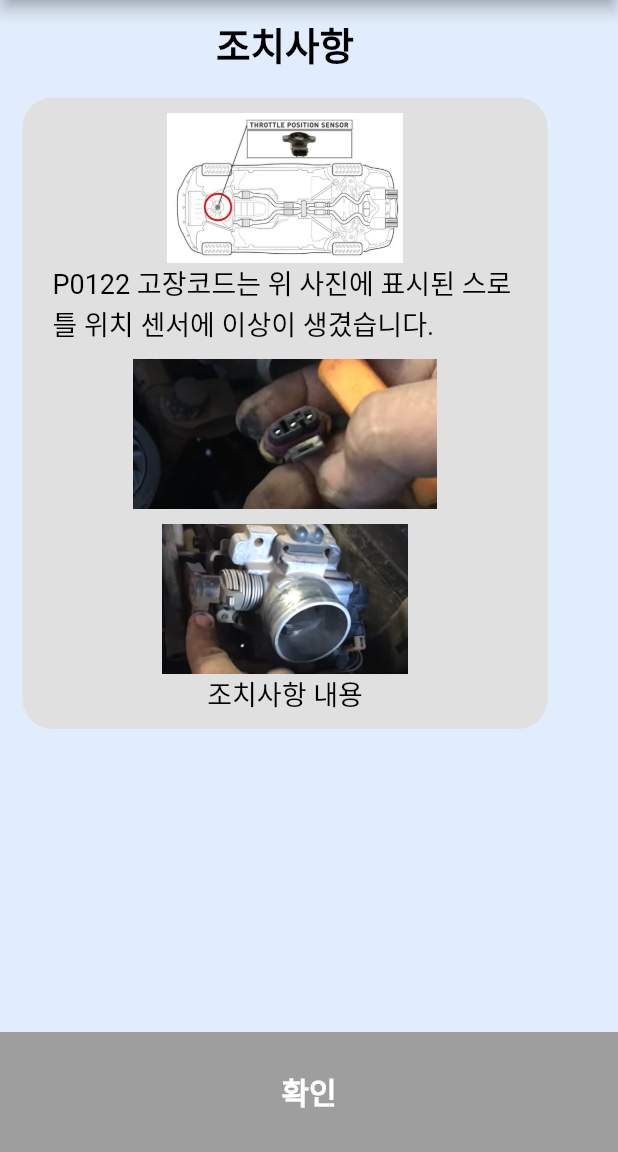
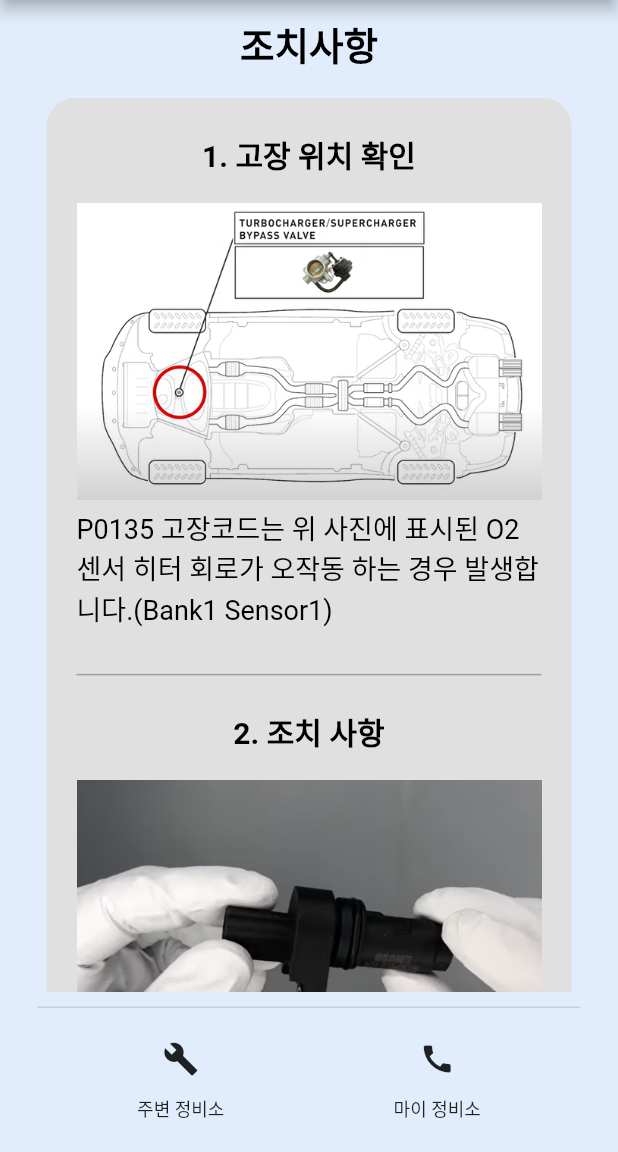
Before and after one commit to Safe-Drive-Save-Life/SDSL-App, a Flutter app: the Action2 screen opened directly, on a phone screen of 412 x 824 dp, the part 84-1236 px from its top. Run offline on Flutter 3.47's test engine with Material 2 defaults, Android fonts, the phone set to English and light mode, and no system bars; our stand-ins replace firebase_core, firebase_messaging, flutter_local_notifications, geolocator, get; accounts and stored records are empty.

Commit message:
#24 조치사항 추가, 사진-글 padding 수정

```diff
--- a/SDSL/lib/pages/action/action1.dart
+++ b/SDSL/lib/pages/action/action1.dart
@@ -72,6 +72,9 @@ class _Action1State extends State<Action1> {
                           'assets/images/P0035_1.png',
                           fit: BoxFit.fitWidth,
                         ),
+
+                        SizedBox(height: 5.0),
+
                         Text(
                           'P0035 고장코드는 위 사진에 표시된 터보차저나 슈퍼차저 바이패스 밸브 A에 이상이 생긴 경우 발생합니다.',
                           style: TextStyle(
@@ -105,6 +108,9 @@ class _Action1State extends State<Action1> {
                           'assets/images/P0125_1.png',
                           fit: BoxFit.fitWidth,
                         ),
+
+                        SizedBox(height: 5.0),
+
                         Text(
                           '1) ECT 센서를 확인해봐야 해요. 센서 위치는 대부분 차량의 실린더 헤드 내부에 온도 조절기 근처에 위치해 있어요.',
                           style: TextStyle(
@@ -112,12 +118,16 @@ class _Action1State extends State<Action1> {
                             color: Colors.black,
                           ),
                         ),
+
                         SizedBox(height: 10.0),
 
                         Image.asset(
                           'assets/images/P0125_2.png',
                           fit: BoxFit.fitWidth,
                         ),
+
+                        SizedBox(height: 5.0),
+
                         Text(
                           '2) ECT 센서를 엔진에서 분리해요.',
                           style: TextStyle(
@@ -132,6 +142,9 @@ class _Action1State extends State<Action1> {
                           'assets/images/P0125_3.png',
                           fit: BoxFit.fitWidth,
                         ),
+
+                        SizedBox(height: 5.0),
+
                         Text(
                           '3) 센서의 저항값을 측정하기 위해 멀티미터를 준비해요.',
                           style: TextStyle(
@@ -146,6 +159,9 @@ class _Action1State extends State<Action1> {
                           'assets/images/P0125_4.png',
                           fit: BoxFit.fitWidth,
                         ),
+
+                        SizedBox(height: 5.0),
+
                         Text(
                           '4) 섭씨온도 20도 기준으로 2000Ω ~ 3000Ω 의 저항값을 나오는지 확인 후 범위안에 값을 가지지 않는 경우 ECT 센서를 교체해주세요.',
                           style: TextStyle(
@@ -154,7 +170,7 @@ class _Action1State extends State<Action1> {
                           ),
                         ),
 
-                        SizedBox(height: 10.0),
+                        SizedBox(height: 5.0),
 
                         Text(
                           '5) 만약 측정 시 정상값의 범위의 결과가 나온다면 아래의 조치 방법을 확인해주세요.',
@@ -170,6 +186,9 @@ class _Action1State extends State<Action1> {
                           'assets/images/P0125_8.png',
                           fit: BoxFit.fitWidth,
                         ),
+
+                        SizedBox(height: 5.0),
+
                         Text(
                           '6) 엔진의 온도 조절기를 교체해야 해요. 대부분의 차량의 실린더 헤드 상단의 워터펌프 주변에 위치해있어요.',
                           style: TextStyle(
@@ -184,6 +203,9 @@ class _Action1State extends State<Action1> {
                           'assets/images/P0125_5.png',
                           fit: BoxFit.fitWidth,
                         ),
+
+                        SizedBox(height: 5.0),
+
                         Text(
                           '7) 그림과 같이 생긴 온도조절기를 엔진에서 제거해요.',
                           style: TextStyle(
@@ -198,6 +220,9 @@ class _Action1State extends State<Action1> {
                           'assets/images/P0125_6.png',
                           fit: BoxFit.fitWidth,
                         ),
+
+                        SizedBox(height: 5.0),
+
                         Text(
                           '8) 새로운 엔진 조절기를 준비하여 그림과 같은 방향으로 엔진에 장착해요.',
                           style: TextStyle(
@@ -212,6 +237,9 @@ class _Action1State extends State<Action1> {
                           'assets/images/P0125_7.png',
                           fit: BoxFit.fitWidth,
                         ),
+
+                        SizedBox(height: 5.0),
+
                         Text(
                           '9) 또한 Jiggle 밸브의 방향이 그림과 같이 위를 바라보게 해주세요.',
                           style: TextStyle(
--- a/SDSL/lib/pages/action/action2.dart
+++ b/SDSL/lib/pages/action/action2.dart
@@ -1,4 +1,5 @@
 import 'package:flutter/material.dart';
+import '../../buttons/nearCarcenterBtn.dart';
 
 class Action2 extends StatefulWidget {
   @override
@@ -41,9 +42,10 @@ class _Action2State extends State<Action2> {
 
             Expanded(
               child: SingleChildScrollView(
+                child: Center(
                   child: Container(
                     width: 350,
-                  padding: EdgeInsets.symmetric(horizontal: 20.0), // 좌우 패딩 맞춤
+                    padding: EdgeInsets.symmetric(horizontal: 20.0),
                     decoration: BoxDecoration(
                       color: Color(0xffe0e0e0),
                       borderRadius: BorderRadius.circular(20),
@@ -51,70 +53,206 @@ class _Action2State extends State<Action2> {
                     child: Column(
                       children: <Widget>[
                         // 조치사항 내용
-                      SizedBox(height: 10.0),
+                        SizedBox(height: 30.0),
 
-                      Image.asset('assets/images/P0122_1.png',
-                          width:330,
-                          height:100),
                         Text(
-                        'P0122 고장코드는 위 사진에 표시된 스로틀 위치 센서에 이상이 생겼습니다.',
+                          '1. 고장 위치 확인',
+                          textAlign: TextAlign.left,
+                          style: TextStyle(
+                            fontSize: 20,
+                            fontWeight: FontWeight.bold,
+                            color: Colors.black,
+                            height: 1.0,
+                          ),
+                        ),
+
+                        SizedBox(height: 20.0),
+
+                        Image.asset(
+                          'assets/images/P0035_1.png',
+                          fit: BoxFit.fitWidth,
+                        ),
+
+                        SizedBox(height: 5.0),
+
+                        Text(
+                          'P0135 고장코드는 위 사진에 표시된 O2 센서 히터 회로가 오작동 하는 경우 발생합니다.(Bank1 Sensor1)',
                           style: TextStyle(
                             fontSize: 18,
                             color: Colors.black,
                           ),
                         ),
-                      SizedBox(height: 10.0), // 내용 간의 간격을 조절할 수 있습니다.
+                        SizedBox(height: 30.0),
 
-                      Image.asset('assets/images/P0122_2.png',
-                          width:330,
-                          height:100),
+                        Container(
+                          height: 1.0,
+                          color: Colors.grey,
+                        ),
 
-                      SizedBox(height: 10.0),
-
-                      Image.asset('assets/images/P0122_3.png',
-                          width:330,
-                          height:100),
+                        SizedBox(height: 30.0),
 
                         Text(
-                        '조치사항 내용',
+                          '2. 조치 사항',
+                          textAlign: TextAlign.left,
+                          style: TextStyle(
+                            fontSize: 20,
+                            fontWeight: FontWeight.bold,
+                            color: Colors.black,
+                            height: 1.0,
+                          ),
+                        ),
+
+                        SizedBox(height: 20.0),
+
+                        Image.asset(
+                          'assets/images/P0335_2.png',
+                          fit: BoxFit.fitWidth,
+                        ),
+
+                        SizedBox(height: 5.0),
+
+                        Text(
+                          '1) 크랭크축의 위치 센서를 찾아야해요. 보통 엔진의 앞쪽 하단의 위치해 있어요.',
                           style: TextStyle(
                             fontSize: 18,
                             color: Colors.black,
                           ),
                         ),
                         SizedBox(height: 10.0),
-                      // 추가적인 조치사항 내용을 넣어주세요.
+
+                        Image.asset(
+                          'assets/images/P0335_2.png',
+                          fit: BoxFit.fitWidth,
+                        ),
+
+                        SizedBox(height: 5.0),
+
+                        Text(
+                          '2) 크랭크축 위치 센서를 조심스럽게 탈거해요.',
+                          style: TextStyle(
+                            fontSize: 18,
+                            color: Colors.black,
+                          ),
+                        ),
+
+                        SizedBox(height: 5.0),
+
+                        Text(
+                          '+) 그리고 센서가 오염되지 않았는지 확인해주세요',
+                          style: TextStyle(
+                            fontSize: 18,
+                            color: Colors.black,
+                          ),
+                        ),
+
+                        SizedBox(height: 10.0),
+
+                        Image.asset(
+                          'assets/images/P0335_3.png',
+                          fit: BoxFit.fitWidth,
+                        ),
+
+                        SizedBox(height: 5.0),
+
+                        Text(
+                          '3) 센서의 저항을 측정하기 위하여 멀티미터를 준비합니다.',
+                          style: TextStyle(
+                            fontSize: 18,
+                            color: Colors.black,
+                          ),
+                        ),
+
+                        SizedBox(height: 10.0),
+
+                        Image.asset(
+                          'assets/images/P0335_4.png',
+                          fit: BoxFit.fitWidth,
+                        ),
+
+                        SizedBox(height: 5.0),
+
+                        Text(
+                          '4) 센서의 저항값이 차량의 권장 저항값의 범위와 다른 경우 교체를 해야합니다.',
+                          style: TextStyle(
+                            fontSize: 18,
+                            color: Colors.black,
+                          ),
+                        ),
+
+                        SizedBox(height: 10.0),
+
+                        Image.asset(
+                          'assets/images/P0335_5.png',
+                          fit: BoxFit.fitWidth,
+                        ),
+
+                        SizedBox(height: 5.0),
+
+                        Text(
+                          '5) 새롭게 교체할 센서를 준비하고 O-Ring이 떨어지지 않았는지 확인한 후 기존에 있었던 자리에 장착하세요.',
+                          style: TextStyle(
+                            fontSize: 18,
+                            color: Colors.black,
+                          ),
+                        ),
+
+                        SizedBox(height: 30.0),
+
                       ],
                     ),
+                  ),
+                ),
+              ),
+            ),
+
+            // 주변 정비소, 마이 정비소 버튼
+            Container(
+              decoration: BoxDecoration(
+                border: Border(
+                  top: BorderSide(
+                    color: Colors.black12,
+                  ),
+                ),
+              ),
+              margin: EdgeInsets.all(10.0),
+              child: Padding(
+                padding: EdgeInsets.all(10.0),
+                child: Row(
+                  mainAxisAlignment: MainAxisAlignment.spaceAround,
+                  children: <Widget>[
+                    Column(
+                      children: <Widget>[
+                        IconButton(
+                          onPressed: () {
+                            nearCarcenterBtn().searchNearCarcenter();
+                          },
+                          icon: const Icon(Icons.build),
+                        ),
+                        Text(
+                          '주변 정비소',
+                          style: TextStyle(fontSize: 12),
+                        ),
+                      ],
+                    ),
+                    Column(
+                      children: <Widget>[
+                        IconButton(
+                          onPressed: () {},
+                          icon: const Icon(Icons.call),
+                        ),
+                        Text(
+                          '마이 정비소',
+                          style: TextStyle(fontSize: 12),
+                        ),
+                      ],
+                    ),
+                  ],
                 ),
               ),
             ),
           ],
         ),
       ),
-      bottomNavigationBar: Container(
-        color: Colors.grey,
-        child: Padding(
-          padding: EdgeInsets.all(16.0),
-          child: ElevatedButton(
-            onPressed: () {
-              Navigator.pop(context);
-            },
-            child: Text(
-              '확인',
-              style: TextStyle(
-                color: Colors.white,
-                fontWeight: FontWeight.bold,
-                fontSize: 20.0,
-              ),
-            ),
-            style: ElevatedButton.styleFrom(
-              backgroundColor: Colors.transparent,
-              elevation: 0,
-            ),
-          ),
-        ),
-      ),
     );
   }
 }
--- a/SDSL/lib/pages/action/action3.dart
+++ b/SDSL/lib/pages/action/action3.dart
@@ -72,6 +72,9 @@ class _Action3State extends State<Action3> {
                           'assets/images/P0135_1.png',
                           fit: BoxFit.fitWidth,
                         ),
+
+                        SizedBox(height: 5.0),
+
                         Text(
                           'P0135 고장코드는 위 사진에 표시된 O2 센서 히터 회로가 오작동 하는 경우 발생합니다.(Bank1 Sensor1)',
                           style: TextStyle(
@@ -79,6 +82,7 @@ class _Action3State extends State<Action3> {
                             color: Colors.black,
                           ),
                         ),
+
                         SizedBox(height: 30.0),
 
                         Container(
@@ -105,6 +109,9 @@ class _Action3State extends State<Action3> {
                           'assets/images/P0135_2.png',
                           fit: BoxFit.fitWidth,
                         ),
+
+                        SizedBox(height: 5.0),
+
                         Text(
                           '1) 산소 센서를 점검한 후 새로운 산소 센서를 준비해요.',
                           style: TextStyle(
@@ -112,12 +119,16 @@ class _Action3State extends State<Action3> {
                             color: Colors.black,
                           ),
                         ),
+
                         SizedBox(height: 10.0),
 
                         Image.asset(
                           'assets/images/P0125_2.png',
                           fit: BoxFit.fitWidth,
                         ),
+
+                        SizedBox(height: 5.0),
+
                         Text(
                           '2) 기존의 산소 센서를 제거하고 준비한 센서를 연결해요.',
                           style: TextStyle(
```
Lines whose indentation alone changed are shown as unchanged.
